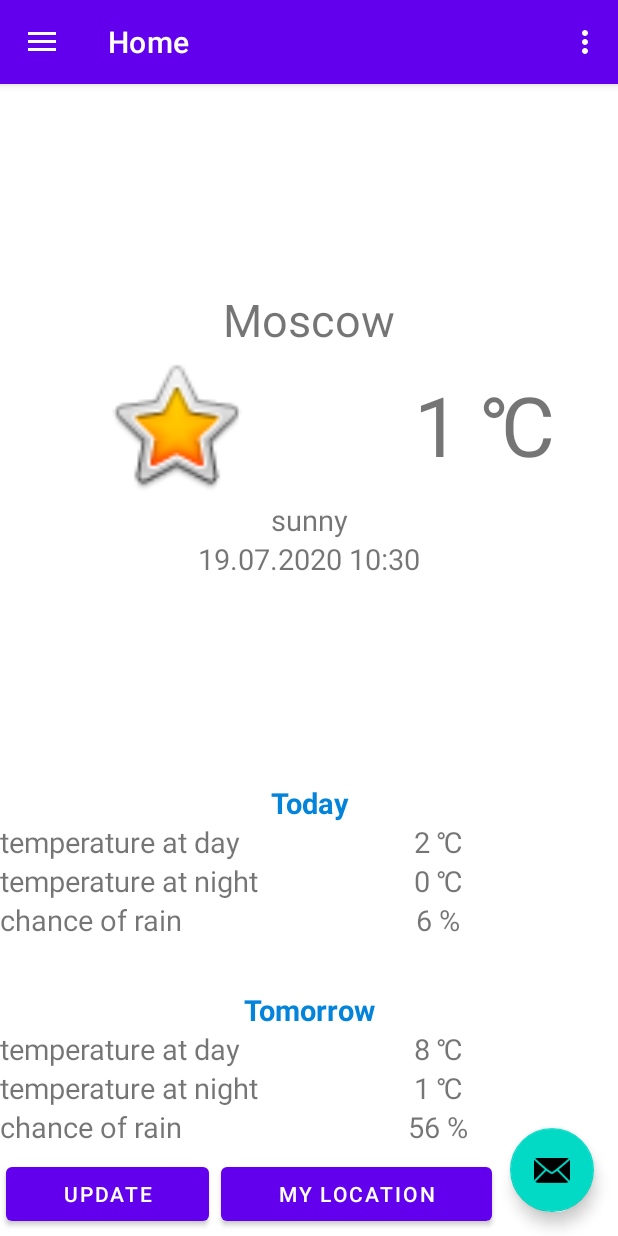
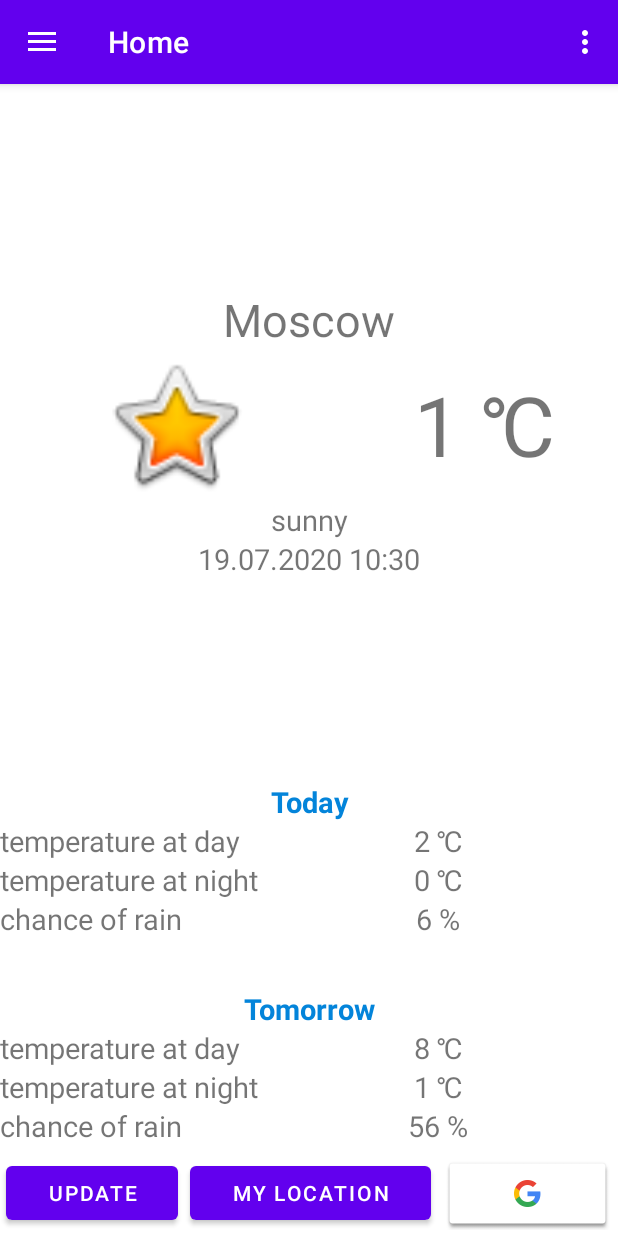
Before and after one commit to AlexSlivka/WeatherApp, an Android app: the screen it shows after launch (MainActivity), on a phone screen of 412 x 824 dp. Run offline under Robolectric (Android 15) with nearby library versions, the phone set to English and light mode, and no system bars; our stand-ins replace Picasso, Room's generated code, navigation-ui; pictures from the network do not load; 2 statements that could not run were skipped.

Commit message:
Добавлена  аутентификацию через Google.

```diff
--- a/app/build.gradle
+++ b/app/build.gradle
@@ -30,12 +30,11 @@ android {
 
 dependencies {
     implementation fileTree(dir: 'libs', include: ['*.jar'])
-
     implementation 'androidx.appcompat:appcompat:1.1.0'
     implementation 'androidx.constraintlayout:constraintlayout:1.1.3'
     implementation "androidx.recyclerview:recyclerview:1.1.0"
     implementation 'com.google.android.material:material:1.1.0'
-    implementation 'com.google.firebase:firebase-messaging:20.2.1'
+    implementation 'com.google.firebase:firebase-messaging:20.2.3'
     testImplementation 'junit:junit:4.12'
     implementation 'com.google.code.gson:gson:2.8.6'
     implementation 'androidx.navigation:navigation-fragment:2.3.0'
@@ -44,6 +43,8 @@ dependencies {
     implementation 'com.squareup.retrofit2:converter-gson:2.8.2'
     implementation 'com.squareup.picasso:picasso:2.71828'
     implementation "android.arch.persistence.room:runtime:1.1.1"
+    implementation 'com.squareup:otto:1.3.8'
+    implementation 'com.google.android.gms:play-services-auth:18.0.0'
     annotationProcessor "android.arch.persistence.room:compiler:1.1.1"
     androidTestImplementation 'androidx.test.ext:junit:1.1.1'
     androidTestImplementation 'androidx.test.espresso:espresso-core:3.2.0'
--- a/app/src/main/java/com/example/weatherapp/MainActivity.java
+++ b/app/src/main/java/com/example/weatherapp/MainActivity.java
@@ -8,8 +8,11 @@ import android.content.Intent;
 import android.content.IntentFilter;
 import android.os.Build;
 import android.os.Bundle;
+import android.text.TextUtils;
+import android.util.Log;
 import android.view.Menu;
 import android.view.View;
+import android.widget.Toast;
 
 import androidx.appcompat.app.AppCompatActivity;
 import androidx.appcompat.widget.Toolbar;
@@ -19,13 +22,30 @@ import androidx.navigation.Navigation;
 import androidx.navigation.ui.AppBarConfiguration;
 import androidx.navigation.ui.NavigationUI;
 
+import com.example.weatherapp.events.EventBus;
+import com.example.weatherapp.events.StartSignInEvent;
+import com.example.weatherapp.events.SwitchOnHomeFragmentEvent;
+import com.google.android.gms.auth.api.signin.GoogleSignIn;
+import com.google.android.gms.auth.api.signin.GoogleSignInAccount;
+import com.google.android.gms.auth.api.signin.GoogleSignInClient;
+import com.google.android.gms.auth.api.signin.GoogleSignInOptions;
+import com.google.android.gms.common.api.ApiException;
+import com.google.android.gms.tasks.Task;
 import com.google.android.material.floatingactionbutton.FloatingActionButton;
 import com.google.android.material.navigation.NavigationView;
 import com.google.android.material.snackbar.Snackbar;
+import com.squareup.otto.Subscribe;
 
 public class MainActivity extends AppCompatActivity implements Constants {
 
     private AppBarConfiguration mAppBarConfiguration;
+    private NavController navControllerForSwitch;
+
+    private final String serverClientId =
+            "1006275898045-6rge0n431d4odd579tf5tmk6m0240g86.apps.googleusercontent.com";
+    private GoogleSignInClient googleSignInClient;
+    private final int RC_SIGN_IN = 100;
+    private final String TAG = "Google SignIn";
 
     @Override
     protected void onCreate(Bundle savedInstanceState) {
@@ -33,14 +53,6 @@ public class MainActivity extends AppCompatActivity implements Constants {
         setContentView(R.layout.activity_main);
         Toolbar toolbar = findViewById(R.id.toolbar);
         setSupportActionBar(toolbar);
-        FloatingActionButton fab = findViewById(R.id.fab);
-        fab.setOnClickListener(new View.OnClickListener() {
-            @Override
-            public void onClick(View view) {
-                Snackbar.make(view, "Replace with your own action", Snackbar.LENGTH_LONG)
-                        .setAction("Action", null).show();
-            }
-        });
         Openable drawer = findViewById(R.id.drawer_layout);
         NavigationView navigationView = findViewById(R.id.nav_view);
         // Passing each menu ID as a set of Ids because each
@@ -52,7 +64,17 @@ public class MainActivity extends AppCompatActivity implements Constants {
         NavController navController = Navigation.findNavController(this, R.id.nav_host_fragment);
         NavigationUI.setupActionBarWithNavController(this, navController, mAppBarConfiguration);
         NavigationUI.setupWithNavController(navigationView, navController);
+        navControllerForSwitch=navController;
         initNotificationChannel();
+
+        GoogleSignInOptions gso = new GoogleSignInOptions.Builder(GoogleSignInOptions.DEFAULT_SIGN_IN)
+                .requestEmail()
+                .requestIdToken(serverClientId)
+                .requestServerAuthCode(serverClientId, false)
+                .build();
+
+        googleSignInClient = GoogleSignIn.getClient(this, gso);
+
     }
 
     @Override
@@ -81,4 +103,61 @@ public class MainActivity extends AppCompatActivity implements Constants {
         }
     }
 
+    private void handleSignInResult(Task<GoogleSignInAccount> completedTask) {
+        try {
+            GoogleSignInAccount account = completedTask.getResult(ApiException.class);
+            String token = account.getIdToken();
+            Log.w(TAG, "signInResult:success code=" + token);
+
+            // Signed in successfully, show authenticated UI.
+            if(!TextUtils.isEmpty(token)) {
+                Toast.makeText(getApplicationContext(), "Received not empty token!",
+                        Toast.LENGTH_SHORT).show();
+                //updateUI(account);
+            }
+        } catch (ApiException e) {
+            // The ApiException status code indicates the detailed failure reason.
+            // Please refer to the GoogleSignInStatusCodes class reference for more information.
+            Log.w(TAG, "signInResult:failed code=" + e.getStatusCode());
+            //updateUI(null);
+        }
+    }
+
+    @Override
+    public void onActivityResult(int requestCode, int resultCode, Intent data) {
+        super.onActivityResult(requestCode, resultCode, data);
+
+        // Result returned from launching the Intent from GoogleSignInClient.getSignInIntent(...);
+        if (requestCode == RC_SIGN_IN) {
+            // The Task returned from this call is always completed, no need to attach
+            // a listener.
+            Task<GoogleSignInAccount> task = GoogleSignIn.getSignedInAccountFromIntent(data);
+            handleSignInResult(task);
+        }
+    }
+
+    @Override
+    protected void onStart() {
+        super.onStart();
+        EventBus.getBus().register(this);
+    }
+
+    @Override
+    protected void onStop() {
+        EventBus.getBus().unregister(this);
+        super.onStop();
+    }
+
+    @Subscribe
+    @SuppressWarnings("unused")
+    public void onStartSignInEvent(StartSignInEvent event) {
+        Intent signInIntent = googleSignInClient.getSignInIntent();
+        startActivityForResult(signInIntent, RC_SIGN_IN);
+    }
+
+    @Subscribe
+    @SuppressWarnings("unused")
+    public void onSwitchOnHomeFragmentEvent(SwitchOnHomeFragmentEvent event) {
+        navControllerForSwitch.navigate(R.id.nav_home);
+    }
 }
--- /dev/null
+++ b/app/src/main/java/com/example/weatherapp/events/StartSignInEvent.java
@@ -0,0 +1,4 @@
+package com.example.weatherapp.events;
+
+public class StartSignInEvent {
+}
--- /dev/null
+++ b/app/src/main/java/com/example/weatherapp/events/SwitchOnHomeFragmentEvent.java
@@ -0,0 +1,4 @@
+package com.example.weatherapp.events;
+
+public class SwitchOnHomeFragmentEvent {
+}
--- a/app/src/main/java/com/example/weatherapp/fragments/changecity/ChangeCityFragment.java
+++ b/app/src/main/java/com/example/weatherapp/fragments/changecity/ChangeCityFragment.java
@@ -20,6 +20,9 @@ import androidx.recyclerview.widget.RecyclerView;
 
 import com.example.weatherapp.Constants;
 import com.example.weatherapp.R;
+import com.example.weatherapp.events.EventBus;
+import com.example.weatherapp.events.StartSignInEvent;
+import com.example.weatherapp.events.SwitchOnHomeFragmentEvent;
 import com.google.android.material.snackbar.Snackbar;
 import com.google.android.material.textfield.TextInputEditText;
 
@@ -83,6 +86,8 @@ public class ChangeCityFragment extends Fragment implements OnItemCitiesClick, C
                     saveCityToPreferences(cityChange);
                     Snackbar.make(cityEnterEditText, "City changed", Snackbar.LENGTH_LONG)
                             .show();
+                    EventBus.getBus().post(new SwitchOnHomeFragmentEvent());
+
                 } else {
                     alertDialogMessage("Check entered data");
                 }
--- a/app/src/main/java/com/example/weatherapp/fragments/home/HomeFragment.java
+++ b/app/src/main/java/com/example/weatherapp/fragments/home/HomeFragment.java
@@ -3,14 +3,10 @@ package com.example.weatherapp.fragments.home;
 import android.Manifest;
 import android.annotation.SuppressLint;
 import android.app.AlertDialog;
-import android.content.Context;
 import android.content.DialogInterface;
 import android.content.SharedPreferences;
 import android.content.pm.PackageManager;
-import android.location.Geocoder;
 import android.location.Location;
-import android.location.LocationListener;
-import android.location.LocationManager;
 import android.os.Bundle;
 import android.util.Log;
 import android.view.LayoutInflater;
@@ -18,7 +14,6 @@ import android.view.View;
 import android.view.ViewGroup;
 import android.widget.Button;
 import android.widget.ImageView;
-import android.widget.ProgressBar;
 import android.widget.TextView;
 import android.widget.Toast;
 
@@ -31,20 +26,21 @@ import com.example.weatherapp.App;
 import com.example.weatherapp.Constants;
 import com.example.weatherapp.GPSHelper;
 import com.example.weatherapp.R;
+import com.example.weatherapp.events.EventBus;
+import com.example.weatherapp.events.StartSignInEvent;
 import com.example.weatherapp.rest.OpenWeatherRepo;
 import com.example.weatherapp.rest.OpenWeatherRepoCoordinates;
 import com.example.weatherapp.rest.entities.WeatherRequestRestModel;
 import com.example.weatherapp.room.HistoryDao;
 import com.example.weatherapp.room.HistoryModel;
+import com.google.android.gms.common.SignInButton;
 import com.squareup.picasso.Picasso;
 
 import java.text.SimpleDateFormat;
 import java.util.Calendar;
 import java.util.Date;
-import java.util.LinkedHashSet;
 import java.util.Locale;
 import java.util.Objects;
-import java.util.Set;
 
 import retrofit2.Call;
 import retrofit2.Callback;
@@ -72,6 +68,7 @@ public class HomeFragment extends Fragment implements Constants {
 
     private Button updateBtn;
     private Button myLocationBtn;
+    SignInButton signInButton;
 
     private ImageView imageView;
 
@@ -114,7 +111,16 @@ public class HomeFragment extends Fragment implements Constants {
         setValueToView();
         setUpdateClickListener();
         setMyLocationClickListener();
+        setSignInClickListener();
+    }
 
+    private void setSignInClickListener() {
+        signInButton.setOnClickListener(new View.OnClickListener() {
+            @Override
+            public void onClick(View v) {
+                EventBus.getBus().post(new StartSignInEvent());
+            }
+        });
     }
 
     private void setMyLocationClickListener() {
@@ -146,6 +152,8 @@ public class HomeFragment extends Fragment implements Constants {
         myLocationBtn = view.findViewById(R.id.my_location_button);
         imageView = view.findViewById(R.id.precipitation_now_imageView);
         precipitationNow = view.findViewById(R.id.precipitation_now_textView);
+        signInButton = view.findViewById(R.id.sign_in_button);
+        signInButton.setSize(SignInButton.SIZE_ICON_ONLY);
 
         historyDao = App
                 .getInstance()
--- a/app/src/main/res/layout-land/fragment_home.xml
+++ b/app/src/main/res/layout-land/fragment_home.xml
@@ -187,9 +187,8 @@
         android:id="@+id/linearLayout4"
         android:layout_width="wrap_content"
         android:layout_height="wrap_content"
-        android:layout_marginBottom="80dp"
         android:orientation="horizontal"
-        app:layout_constraintBottom_toBottomOf="parent"
+        app:layout_constraintBottom_toTopOf="@+id/sign_in_button"
         app:layout_constraintEnd_toEndOf="parent">
 
         <LinearLayout
@@ -254,6 +253,7 @@
         android:layout_width="200dp"
         android:layout_height="wrap_content"
         android:layout_marginStart="4dp"
+        android:layout_marginBottom="4dp"
         android:layout_weight="1"
         android:text="@string/update_text"
         app:layout_constraintBottom_toBottomOf="parent"
@@ -264,10 +264,21 @@
         android:layout_width="200dp"
         android:layout_height="wrap_content"
         android:layout_marginStart="4dp"
+        android:layout_marginBottom="4dp"
         android:layout_weight="1"
         android:text="@string/my_location_text"
         app:layout_constraintBottom_toBottomOf="parent"
         app:layout_constraintStart_toEndOf="@+id/update_button" />
 
+    <com.google.android.gms.common.SignInButton
+        android:id="@+id/sign_in_button"
+        android:layout_width="wrap_content"
+        android:layout_height="wrap_content"
+        android:layout_marginEnd="4dp"
+        android:layout_marginBottom="4dp"
+        android:layout_weight="1"
+        app:layout_constraintBottom_toBottomOf="parent"
+        app:layout_constraintEnd_toEndOf="parent" />
+
 
 </androidx.constraintlayout.widget.ConstraintLayout>
--- a/app/src/main/res/layout/app_bar_main.xml
+++ b/app/src/main/res/layout/app_bar_main.xml
@@ -22,12 +22,4 @@
 
     <include layout="@layout/content_main" />
 
-    <com.google.android.material.floatingactionbutton.FloatingActionButton
-        android:id="@+id/fab"
-        android:layout_width="wrap_content"
-        android:layout_height="wrap_content"
-        android:layout_gravity="bottom|end"
-        android:layout_margin="@dimen/fab_margin"
-        app:srcCompat="@android:drawable/ic_dialog_email" />
-
 </androidx.coordinatorlayout.widget.CoordinatorLayout>
--- a/app/src/main/res/layout/fragment_home.xml
+++ b/app/src/main/res/layout/fragment_home.xml
@@ -250,7 +250,6 @@
         android:id="@+id/linearLayout3"
         android:layout_width="match_parent"
         android:layout_height="wrap_content"
-        android:layout_marginEnd="80dp"
         android:layout_marginBottom="4dp"
         android:orientation="horizontal"
         app:layout_constraintBottom_toBottomOf="parent"
@@ -274,6 +273,14 @@
             android:layout_weight="1"
             android:text="@string/my_location_text" />
 
+        <com.google.android.gms.common.SignInButton
+            android:id="@+id/sign_in_button"
+            android:layout_width="wrap_content"
+            android:layout_height="wrap_content"
+            android:layout_marginStart="4dp"
+            android:layout_marginEnd="4dp"
+            android:layout_weight="1" />
+
     </LinearLayout>
 
 </androidx.constraintlayout.widget.ConstraintLayout>
```
Also changed, not shown: app/src/main/java/com/example/weatherapp/events/EventBus.java (added, +15 -0 lines).
